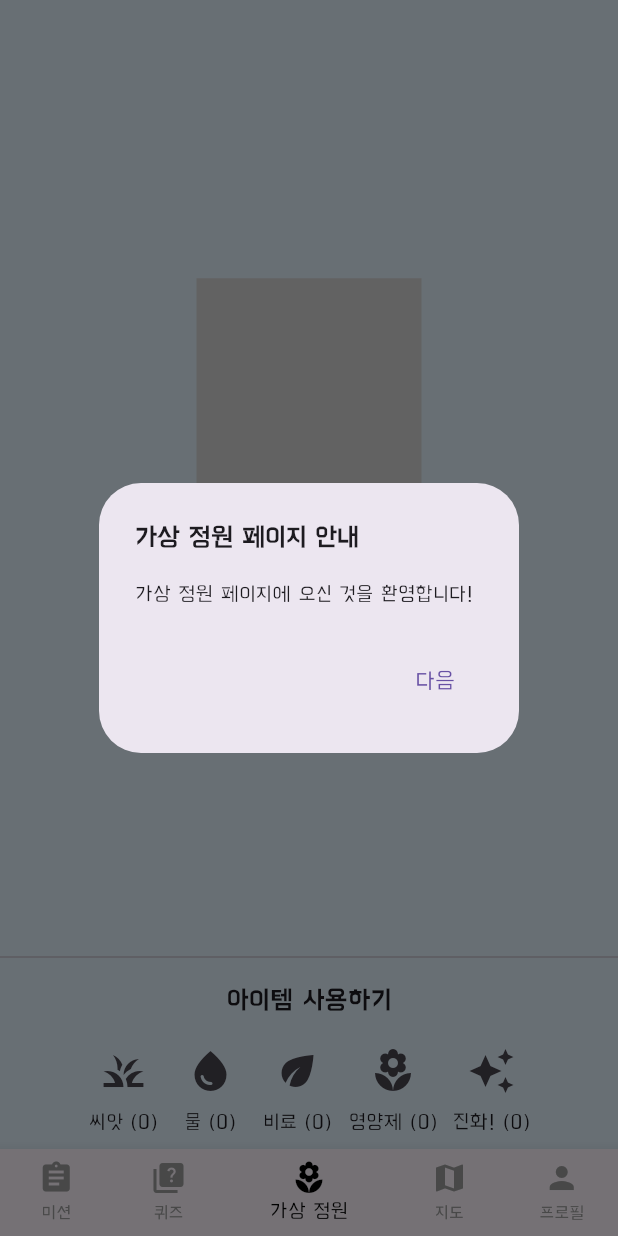
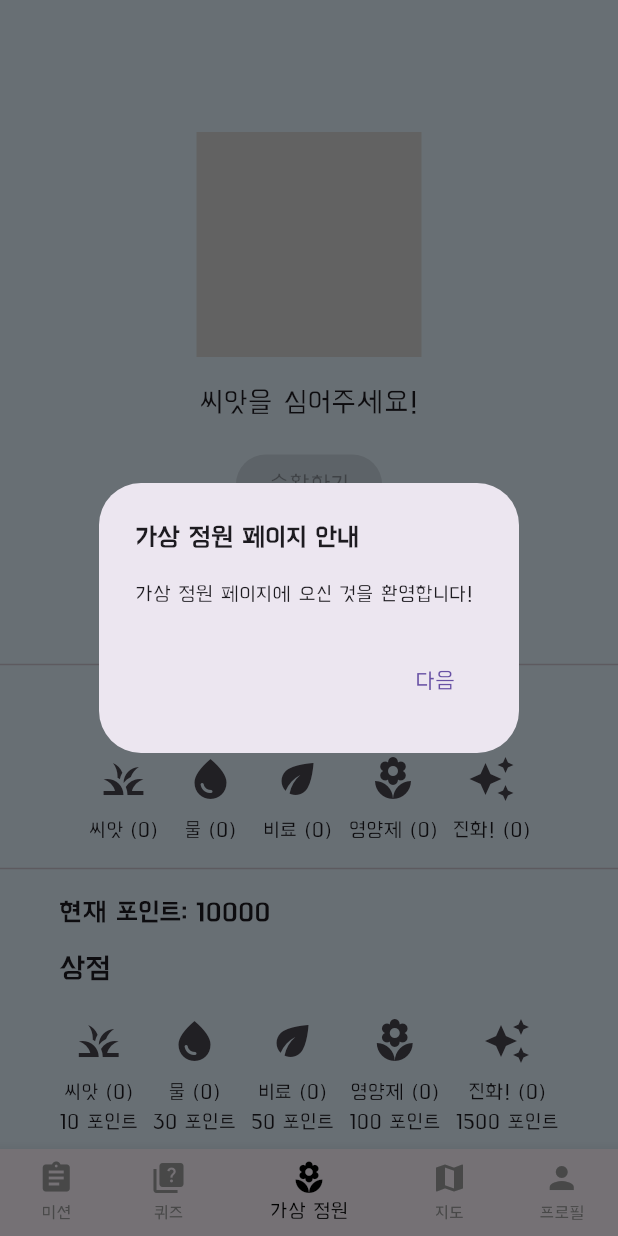
Before and after one commit to parkbjgit/Water, a Flutter app: the GardenPage screen opened by its route, on a phone screen of 412 x 824 dp. Run offline on Flutter 3.47's test engine with Material 3 defaults, Android fonts, the phone set to English and light mode, and no system bars; our stand-ins replace csv, firebase_auth, firebase_core, flutter_map, geolocator, google_sign_in and 4 more; accounts and stored records are empty; statements that could not run were skipped.

Commit message:
가든, 상점 합침
사과 수확 버그,
시연용 밸런스 조절 필요함

```diff
--- a/lib/pages/garden_page.dart
+++ b/lib/pages/garden_page.dart
@@ -74,15 +74,134 @@
     showNextDialog();
   }
 
+  Future<void> _purchaseItem(int index) async {
+    final scoreManager = Provider.of<ScoreManager>(context, listen: false);
+    final itemData = Provider.of<ItemData>(context, listen: false);
+    if (scoreManager.totalPoints >= itemData.items[index].price) {
+      scoreManager.subtractPoints(itemData.items[index].price);
+      itemData.purchaseItem(index);
+      _showPurchaseSuccessDialog(itemData.items[index].name);
+    } else {
+      _showInsufficientPointsDialog();
+    }
+  }
+
+  void _showInsufficientPointsDialog() {
+    showDialog(
+      context: context,
+      builder: (context) => AlertDialog(
+        title: Text('포인트 부족'),
+        content: Text('포인트가 부족합니다.'),
+        actions: [
+          TextButton(
+            onPressed: () {
+              Navigator.of(context).pop();
+            },
+            child: Text('확인'),
+          ),
+        ],
+      ),
+    );
+  }
+
+  void _showPurchaseSuccessDialog(String itemName) {
+    showDialog(
+      context: context,
+      builder: (context) => AlertDialog(
+        title: Text('구매 완료'),
+        content: Text('$itemName을(를) 구매했습니다.'),
+        actions: [
+          TextButton(
+            onPressed: () {
+              Navigator.of(context).pop();
+            },
+            child: Text('확인'),
+          ),
+        ],
+      ),
+    );
+  }
+
+  void _showEvolveWarning(BuildContext context) {
+    showDialog(
+      context: context,
+      builder: (BuildContext context) {
+        return AlertDialog(
+          title: const Text('경고'),
+          content: const Text('진화하기 위해서는 더 많은 경험치가 필요합니다.'),
+          actions: [
+            TextButton(
+              child: const Text('확인'),
+              onPressed: () {
+                Navigator.of(context).pop();
+              },
+            ),
+          ],
+        );
+      },
+    );
+  }
+
+  void _showNoEvolveItemWarning(BuildContext context) {
+    showDialog(
+      context: context,
+      builder: (BuildContext context) {
+        return AlertDialog(
+          title: const Text('경고'),
+          content: const Text('진화 아이템이 없습니다.'),
+          actions: [
+            TextButton(
+              child: const Text('확인'),
+              onPressed: () {
+                Navigator.of(context).pop();
+              },
+            ),
+          ],
+        );
+      },
+    );
+  }
+
+  void _showMaxLevelWarning(BuildContext context) {
+    showDialog(
+      context: context,
+      builder: (BuildContext context) {
+        return AlertDialog(
+          title: const Text('경고'),
+          content: const Text('더 이상 진화할 수 없습니다.'),
+          actions: [
+            TextButton(
+              child: const Text('확인'),
+              onPressed: () {
+                Navigator.of(context).pop();
+              },
+            ),
+          ],
+        );
+      },
+    );
+  }
+
+  void _harvest() async {
+    setState(() {
+      _showHarvestAnimation = true;
+    });
+    await Future.delayed(const Duration(seconds: 2));
+    if (mounted) {
+      Provider.of(context, listen: false).addApple();
+      Provider.of(context, listen: false).resetTree();
+      ScaffoldMessenger.of(context).showSnackBar(const SnackBar(
+        content: Text('사과를 1개 수확했습니다!'),
+      ));
+    }
+  }
+
   @override
   Widget build(BuildContext context) {
     return CommonLayout(
       selectedIndex: 2,
       child: Scaffold(
         backgroundColor: Colors.blue[50],
-        // appBar: AppBar(
-        //   title: const Text('가상 정원'),
-        // ),
         body: Stack(
           children: [
             Column(
@@ -197,6 +316,8 @@
                     ],
                   ),
                 ),
+                const Divider(),
+                ShopSection(onPurchaseItem: _purchaseItem),
               ],
             ),
             if (_showHarvestAnimation)
@@ -266,78 +387,62 @@
       ],
     );
   }
+}
 
-  void _showEvolveWarning(BuildContext context) {
-    showDialog(
-      context: context,
-      builder: (BuildContext context) {
-        return AlertDialog(
-          title: const Text('경고'),
-          content: const Text('진화하기 위해서는 더 많은 경험치가 필요합니다.'),
-          actions: [
-            TextButton(
-              child: const Text('확인'),
-              onPressed: () {
-                Navigator.of(context).pop();
-              },
-            ),
-          ],
-        );
-      },
+class ShopSection extends StatelessWidget {
+  final Function(int) onPurchaseItem;
+
+  ShopSection({required this.onPurchaseItem});
+
+  @override
+  Widget build(BuildContext context) {
+    return Padding(
+      padding: const EdgeInsets.all(8.0),
+      child: Column(
+        crossAxisAlignment: CrossAxisAlignment.start,
+        children: [
+          Consumer<ScoreManager>(
+            builder: (context, scoreManager, child) {
+              return Text(
+                '현재 포인트: ${scoreManager.totalPoints}',
+                style: TextStyle(fontSize: 18, fontWeight: FontWeight.bold),
+              );
+            },
+          ),
+          SizedBox(height: 10),
+          Text('상점',
+              style: TextStyle(fontSize: 20, fontWeight: FontWeight.bold)),
+          SizedBox(height: 10),
+          Consumer<ItemData>(
+            builder: (context, itemData, child) {
+              if (itemData == null || itemData.items.isEmpty) {
+                return Text('아이템이 없습니다.');
+              }
+
+              return Wrap(
+                spacing: 10,
+                children: List.generate(itemData.items.length, (index) {
+                  return Column(
+                    children: [
+                      IconButton(
+                        icon: Icon(itemData.items[index].icon, size: 32),
+                        onPressed: () {
+                          onPurchaseItem(index);
+                        },
+                      ),
+                      Text(
+                          '${itemData.items[index].name} (${itemData.items[index].quantity})',
+                          style: const TextStyle(fontSize: 14)),
+                      Text('${itemData.items[index].price} 포인트',
+                          style: const TextStyle(fontSize: 14)),
+                    ],
+                  );
+                }),
+              );
+            },
+          ),
+        ],
+      ),
     );
   }
-
-  void _showNoEvolveItemWarning(BuildContext context) {
-    showDialog(
-      context: context,
-      builder: (BuildContext context) {
-        return AlertDialog(
-          title: const Text('경고'),
-          content: const Text('진화 아이템이 없습니다.'),
-          actions: [
-            TextButton(
-              child: const Text('확인'),
-              onPressed: () {
-                Navigator.of(context).pop();
-              },
-            ),
-          ],
-        );
-      },
-    );
-  }
-
-  void _showMaxLevelWarning(BuildContext context) {
-    showDialog(
-      context: context,
-      builder: (BuildContext context) {
-        return AlertDialog(
-          title: const Text('경고'),
-          content: const Text('더 이상 진화할 수 없습니다.'),
-          actions: [
-            TextButton(
-              child: const Text('확인'),
-              onPressed: () {
-                Navigator.of(context).pop();
-              },
-            ),
-          ],
-        );
-      },
-    );
-  }
-
-  void _harvest() async {
-    setState(() {
-      _showHarvestAnimation = true;
-    });
-    await Future.delayed(const Duration(seconds: 2));
-    if (mounted) {
-      Provider.of<ScoreManager>(context, listen: false).addApple();
-      Provider.of<TreeManager>(context, listen: false).resetTree();
-      ScaffoldMessenger.of(context).showSnackBar(const SnackBar(
-        content: Text('사과를 1개 수확했습니다!'),
-      ));
-    }
-  }
 }
```
